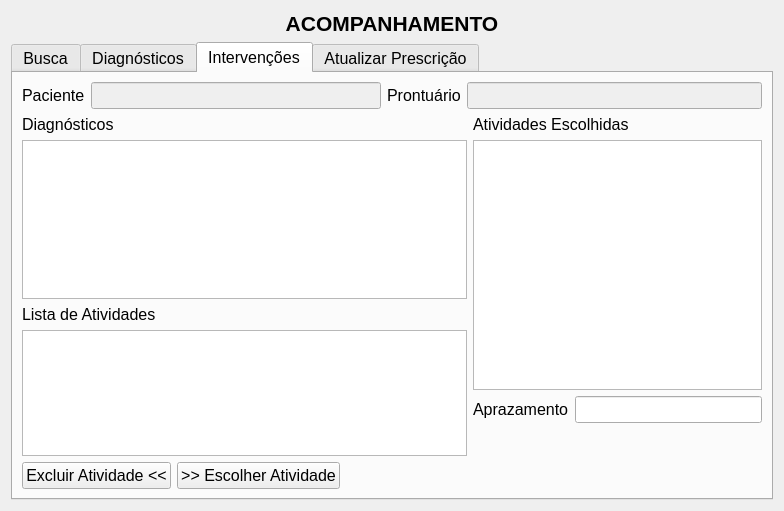
This is GUI/escorting.ui in LCapanelli/RP3 as Qt 5 draws it before an edit. The edited form follows.
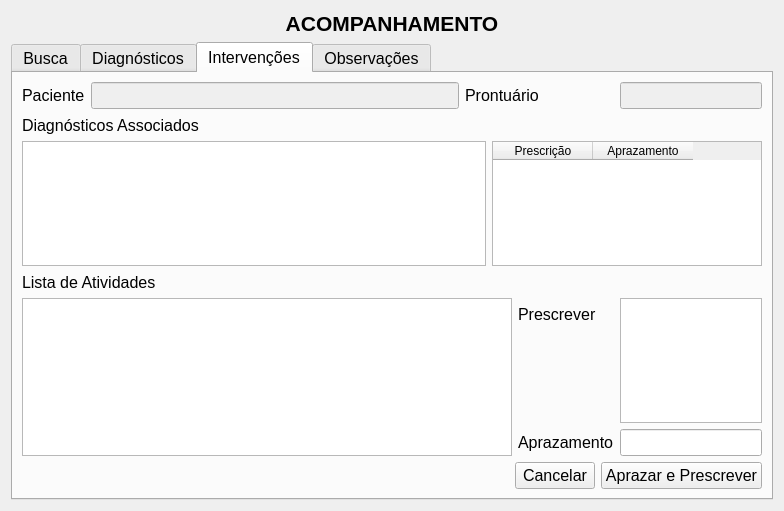
This is the edited form. The open tabs and pages were chosen to show the change.

The edit to the form file:
```diff
--- a/GUI/escorting.ui
+++ b/GUI/escorting.ui
@@ -410,7 +410,7 @@
          </property>
         </widget>
        </item>
-       <item row="0" column="2">
+       <item row="0" column="2" colspan="3">
         <widget class="QLabel" name="label_prontCuid_4">
          <property name="font">
           <font>
@@ -425,7 +425,7 @@
          </property>
         </widget>
        </item>
-       <item row="0" column="3" colspan="2">
+       <item row="0" column="5">
         <widget class="QLineEdit" name="lineEdit_pront_5">
          <property name="enabled">
           <bool>false</bool>
@@ -438,73 +438,114 @@
          </property>
         </widget>
        </item>
-       <item row="1" column="0" colspan="4">
-        <widget class="QLabel" name="label_diagCuid_2">
-         <property name="text">
-          <string>Diagnósticos</string>
-         </property>
-         <property name="buddy">
-          <cstring>listWidget_diagCuid</cstring>
-         </property>
-        </widget>
+       <item row="1" column="0" colspan="6">
+        <layout class="QHBoxLayout" name="horizontalLayout_7">
+         <item>
+          <widget class="QLabel" name="label_diagCuid_2">
+           <property name="text">
+            <string>Diagnósticos Associados</string>
+           </property>
+           <property name="buddy">
+            <cstring>listWidget_diagCuid</cstring>
+           </property>
+          </widget>
+         </item>
+         <item>
+          <spacer name="horizontalSpacer_6">
+           <property name="orientation">
+            <enum>Qt::Horizontal</enum>
+           </property>
+           <property name="sizeHint" stdset="0">
+            <size>
+             <width>568</width>
+             <height>20</height>
+            </size>
+           </property>
+          </spacer>
+         </item>
+        </layout>
        </item>
-       <item row="2" column="0" colspan="4">
-        <widget class="QListWidget" name="listWidget_diagCuid_2"/>
+       <item row="2" column="0" colspan="3">
+        <widget class="QListWidget" name="lw_diagASS4interv"/>
        </item>
-       <item row="2" column="4" rowspan="3">
-        <widget class="QListWidget" name="listWidget_listaAtividadesCuidados_2"/>
-       </item>
-       <item row="3" column="0" colspan="4">
-        <widget class="QLabel" name="label_ativiCuid_2">
-         <property name="text">
-          <string>Lista de Atividades</string>
-         </property>
-         <property name="buddy">
-          <cstring>textEdit_atividEscolhidasCuid</cstring>
-         </property>
+       <item row="2" column="3" colspan="3">
+        <widget class="QTableWidget" name="tableW_PrescAndApraz">
+         <column>
+          <property name="text">
+           <string>Prescrição</string>
+          </property>
+         </column>
+         <column>
+          <property name="text">
+           <string>Aprazamento</string>
+          </property>
+         </column>
         </widget>
        </item>
-       <item row="4" column="0" rowspan="2" colspan="4">
-        <widget class="QListWidget" name="listWidget"/>
+       <item row="3" column="0" colspan="6">
+        <layout class="QHBoxLayout" name="horizontalLayout_8">
+         <item>
+          <widget class="QLabel" name="label_ativiCuid_2">
+           <property name="text">
+            <string>Lista de Atividades</string>
+           </property>
+           <property name="buddy">
+            <cstring>textEdit_atividEscolhidasCuid</cstring>
+           </property>
+          </widget>
+         </item>
+         <item>
+          <spacer name="horizontalSpacer_7">
+           <property name="orientation">
+            <enum>Qt::Horizontal</enum>
+           </property>
+           <property name="sizeHint" stdset="0">
+            <size>
+             <width>608</width>
+             <height>20</height>
+            </size>
+           </property>
+          </spacer>
+         </item>
+        </layout>
        </item>
-       <item row="5" column="4">
-        <layout class="QFormLayout" name="formLayout_9">
+       <item row="4" column="0" colspan="4">
+        <widget class="QListWidget" name="lw_Activities4diag"/>
+       </item>
+       <item row="4" column="4" colspan="2">
+        <layout class="QFormLayout" name="formLayout">
          <property name="fieldGrowthPolicy">
           <enum>QFormLayout::AllNonFixedFieldsGrow</enum>
          </property>
-         <item row="0" column="0">
+         <item row="1" column="0">
           <widget class="QLabel" name="label_aprazamentoCuid_3">
            <property name="text">
-            <string>Aprazamento</string>
+            <string>Prescrever</string>
            </property>
            <property name="buddy">
             <cstring>lineEdit_aprazamentoCuid</cstring>
            </property>
           </widget>
          </item>
-         <item row="0" column="1">
-          <widget class="QLineEdit" name="lineEdit_aprazamentoCuid_3"/>
+         <item row="2" column="1">
+          <widget class="QLineEdit" name="le_aprazInterv"/>
+         </item>
+         <item row="2" column="0">
+          <widget class="QLabel" name="label">
+           <property name="text">
+            <string>Aprazamento</string>
+           </property>
+          </widget>
+         </item>
+         <item row="1" column="1">
+          <widget class="QTextEdit" name="td_PrescrInt"/>
          </item>
         </layout>
        </item>
-       <item row="6" column="0" colspan="5">
-        <layout class="QHBoxLayout" name="horizontalLayout_9">
+       <item row="5" column="0" colspan="6">
+        <layout class="QHBoxLayout" name="horizontalLayout_2">
          <item>
-          <widget class="QPushButton" name="pushButton_4">
-           <property name="text">
-            <string>Excluir Atividade &lt;&lt;</string>
-           </property>
-          </widget>
-         </item>
-         <item>
-          <widget class="QPushButton" name="pushButton_5">
-           <property name="text">
-            <string>&gt;&gt; Escolher Atividade</string>
-           </property>
-          </widget>
-         </item>
-         <item>
-          <spacer name="horizontalSpacer_9">
+          <spacer name="horizontalSpacer_8">
            <property name="orientation">
             <enum>Qt::Horizontal</enum>
            </property>
@@ -516,20 +557,27 @@
            </property>
           </spacer>
          </item>
+         <item>
+          <widget class="QPushButton" name="pb_CANCEL_INTERV">
+           <property name="text">
+            <string>Cancelar</string>
+           </property>
+          </widget>
+         </item>
+         <item>
+          <widget class="QPushButton" name="pb_aprazingInterv">
+           <property name="text">
+            <string>Aprazar e Prescrever</string>
+           </property>
+          </widget>
+         </item>
         </layout>
        </item>
-       <item row="1" column="4">
-        <widget class="QLabel" name="label">
-         <property name="text">
-          <string>Atividades Escolhidas</string>
-         </property>
-        </widget>
-       </item>
       </layout>
      </widget>
      <widget class="QWidget" name="tab_observacoes_2">
       <attribute name="title">
-       <string>Atualizar Prescrição</string>
+       <string>Observações</string>
       </attribute>
       <layout class="QGridLayout" name="gridLayout_20">
        <item row="0" column="0" colspan="2">
```
Left out of the diff: 4 changed lines with no effect on the pictures.
